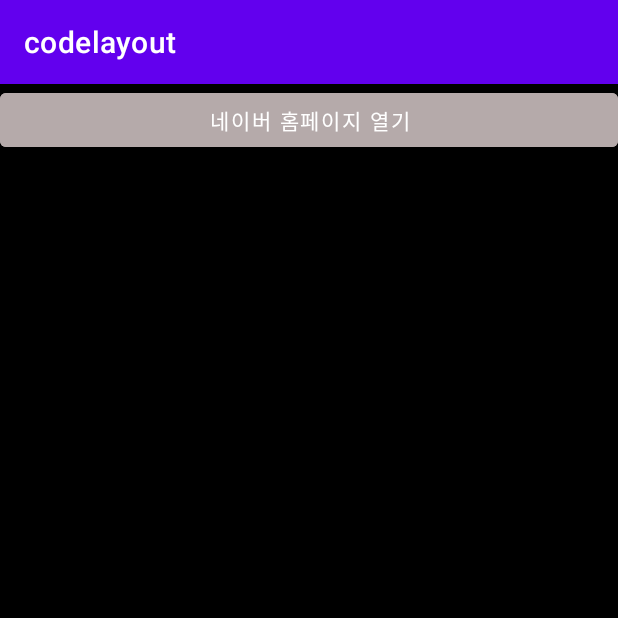
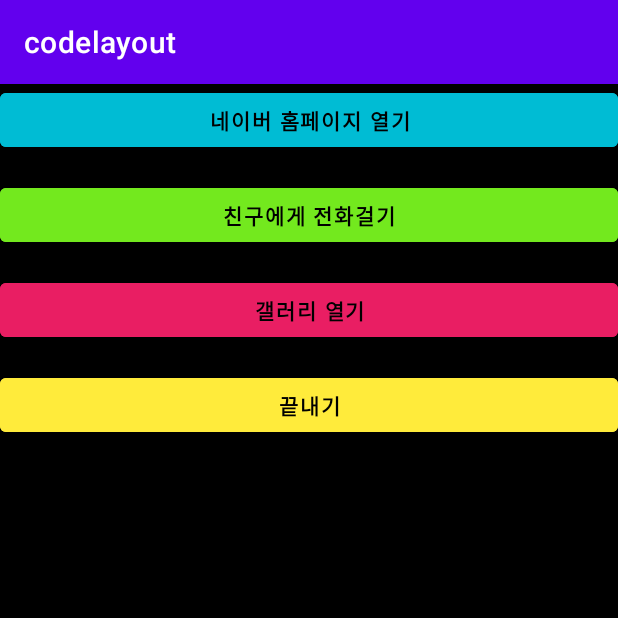
Before and after one commit to fire-irror/codelayout, an Android app: the screen it shows after launch (SecondActivity2), on a phone screen of 412 x 824 dp, the top half of it. Run offline under Robolectric (Android 15) with nearby library versions, the phone set to English and light mode, and no system bars.

Commit message:
버튼 생성 및 링크걸기

```diff
--- a/app/src/main/java/kr/hs/emirim/codelayout/SecondActivity2.kt
+++ b/app/src/main/java/kr/hs/emirim/codelayout/SecondActivity2.kt
@@ -1,11 +1,40 @@
 package kr.hs.emirim.codelayout
 
+import android.content.Intent
+import android.net.Uri
 import androidx.appcompat.app.AppCompatActivity
 import android.os.Bundle
+import android.widget.Button
 
 class SecondActivity2 : AppCompatActivity() {
+    lateinit var btn1: Button //초기화
+    lateinit var btn2: Button //초기화
+    lateinit var btn3: Button //초기화
+    lateinit var btn4: Button //초기화
     override fun onCreate(savedInstanceState: Bundle?) {
         super.onCreate(savedInstanceState)
-        setContentView(R.layout.activity_second2)
+        setContentView(R.layout.activity_second2)   //이문장 다음에 참조값을 받을 수 있다.
+
+        btn1 = findViewById(R.id.btn1)
+        btn2 = findViewById(R.id.btn2)
+        btn3 = findViewById(R.id.btn3)
+        btn4 = findViewById(R.id.btn4)
+
+        btn1.setOnClickListener {
+            val intent = Intent(Intent.ACTION_VIEW, Uri.parse("http://m.naver.com"))
+            //주소를 넣으면 웹브라우저를 이용하여 열린다.
+            startActivity(intent)
+        }
+        btn2.setOnClickListener {
+            val intent = Intent(Intent.ACTION_VIEW, Uri.parse("tel:/010-1234-5678"))
+            startActivity(intent)
+        }
+        btn3.setOnClickListener {
+            val intent = Intent(Intent.ACTION_VIEW, Uri.parse("content://media/internal/images/media")) //photo 앱이 열리게 하는 uri
+            startActivity(intent)
+        }
+        btn4.setOnClickListener {
+            finish()
+        }
     }
 }
--- a/app/src/main/res/layout/activity_main.xml
+++ b/app/src/main/res/layout/activity_main.xml
@@ -13,7 +13,7 @@
         android:layout_height="wrap_content"
         android:text="@string/greeting"
         android:textSize="30sp"
-        android:textColor="@color/hotpink"
+        android:textColor="@color/btn1"
     />  <!--하나의 클래스 이름-->
     <Button
         android:id="@+id/btn1"
--- a/app/src/main/res/layout/activity_second2.xml
+++ b/app/src/main/res/layout/activity_second2.xml
@@ -10,10 +10,44 @@
     tools:context=".MainActivity">
 
     <Button
+        android:id="@+id/btn1"
         android:layout_width="match_parent"
         android:layout_height="wrap_content"
-        android:backgroundTint="#B5AAAA"
+        android:backgroundTint="@color/btn1"
+        android:textColor="@color/black"
+        android:textStyle="bold"
+        android:layout_marginBottom="@dimen/but_marginBottom"
         android:text="@string/btn1_text"/>
+
+    <Button
+        android:id="@+id/btn2"
+        android:layout_width="match_parent"
+        android:layout_height="wrap_content"
+        android:backgroundTint="@color/btn2"
+        android:textColor="@color/black"
+        android:textStyle="bold"
+        android:layout_marginBottom="@dimen/but_marginBottom"
+        android:text="@string/btn2_text"/>
+
+    <Button
+        android:id="@+id/btn3"
+        android:layout_width="match_parent"
+        android:layout_height="wrap_content"
+        android:backgroundTint="@color/btn3"
+        android:textColor="@color/black"
+        android:textStyle="bold"
+        android:layout_marginBottom="@dimen/but_marginBottom"
+        android:text="@string/btn3_text"/>
+
+    <Button
+        android:id="@+id/btn4"
+        android:layout_width="match_parent"
+        android:layout_height="wrap_content"
+        android:backgroundTint="@color/btn4"
+        android:textColor="@color/black"
+        android:textStyle="bold"
+        android:layout_marginBottom="@dimen/but_marginBottom"
+        android:text="@string/btn4_text"/>
 
 
 </LinearLayout>
--- a/app/src/main/res/values/colors.xml
+++ b/app/src/main/res/values/colors.xml
@@ -7,5 +7,8 @@
     <color name="teal_700">#FF018786</color>
     <color name="black">#FF000000</color>
     <color name="white">#FFFFFFFF</color>
-    <color name="hotpink">#E91E63</color>
+    <color name="btn1">#00BCD4</color>
+    <color name="btn2">#73E91E</color>
+    <color name="btn3">#E91E63</color>
+    <color name="btn4">#FFEB3B</color>
 </resources>
--- /dev/null
+++ b/app/src/main/res/values/dimens.xml
@@ -0,0 +1,4 @@
+<?xml version="1.0" encoding="utf-8"?>
+<resources>
+    <dimen name="but_marginBottom">15dp</dimen>
+</resources>
--- a/app/src/main/res/values/strings.xml
+++ b/app/src/main/res/values/strings.xml
@@ -2,4 +2,7 @@
     <string name="app_name">codelayout</string>
     <string name="greeting">Hi guys</string>
     <string name="btn1_text">네이버 홈페이지 열기</string>
+    <string name="btn2_text">친구에게 전화걸기</string>
+    <string name="btn3_text">갤러리 열기</string>
+    <string name="btn4_text">끝내기</string>
 </resources>
```
